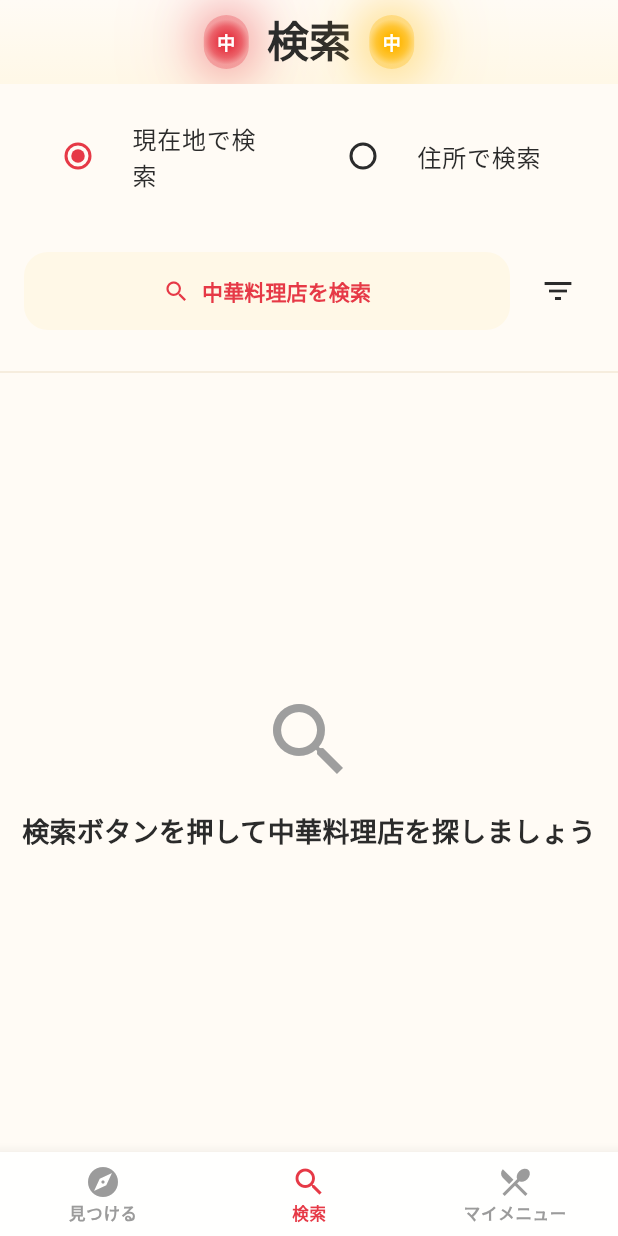
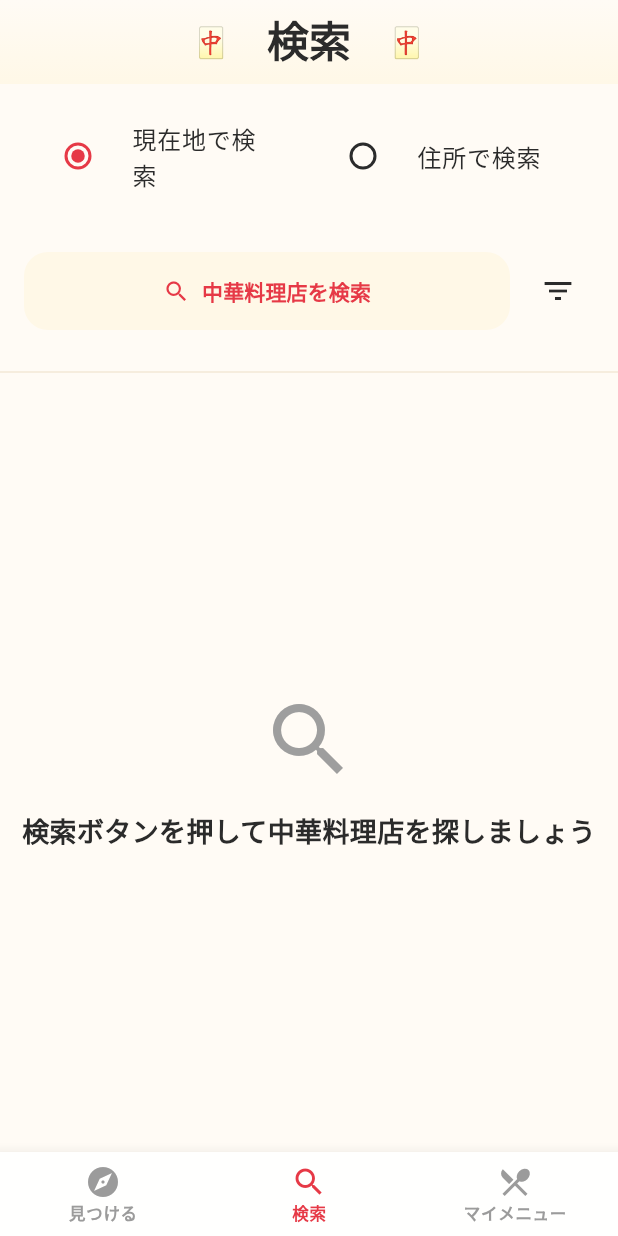
Before and after one commit to t0m0m0/chinese_food_app, a Flutter app: the screen it shows after launch, item 2 of the bottom bar chosen, on a phone screen of 412 x 824 dp. Run offline on Flutter 3.47's test engine with Material 3 defaults, Android fonts, the phone set to English and light mode, and no system bars; our stand-ins replace cached_network_image, drift, flutter_card_swiper, flutter_dotenv, flutter_secure_storage, geocoding and 7 more; missing offline and left inert: app_settings; accounts and stored records are empty; generated files the repository leaves out were written again; network calls fail; Roboto replaces fonts that are missing (Zen Maru Gothic).

Commit message:
refactor: タブUIの装飾デザインを改善
## 変更内容

### 提灯装飾（lanternDecoration）
- 「中」の文字を🀄️（麻雀牌）に変更
- 背景グラデーションとシャドウを削除しシンプル化
- デフォルトサイズを60→120に変更

### 検索タブ
- 🀄️装飾のサイズを50に設定（視認性向上）

### 見つけるタブ
- タイトルを「スワイプ」→「見つける」に変更
- 🍺（ビール）と🥟（餃子）の装飾を追加
- 装飾サイズは30に設定

## デザイン統一
- 全タブで装飾付きタイトルデザインを採用
- 町中華らしい親しみやすいUIを実現

🤖 Generated with [Claude Code](https://claude.com/claude-code)

Co-Authored-By: Claude Sonnet 4.5 <noreply@anthropic.com>

```diff
--- a/lib/core/theme/decorative_elements.dart
+++ b/lib/core/theme/decorative_elements.dart
@@ -148,29 +148,16 @@ class DecorativeElements {
 
   /// 提灯風の装飾円
   static Widget lanternDecoration({
-    double size = 60,
+    double size = 120,
     Color color = AppTheme.primaryRed,
   }) {
-    return Container(
+    return SizedBox(
       width: size,
-      height: size * 1.2,
-      decoration: BoxDecoration(
-        gradient: RadialGradient(
-          colors: [
-            color,
-            color.withValues(alpha: 0.7),
-            color.withValues(alpha: 0.3),
-          ],
-          stops: const [0.3, 0.7, 1.0],
-        ),
-        borderRadius: BorderRadius.circular(size / 2),
-        boxShadow: AppTheme.glowEffect(color),
-      ),
+      height: size,
       child: Center(
         child: Text(
-          '中',
+          '🀄️',
           style: AppTheme.headlineSmall.copyWith(
-            color: AppTheme.surfaceWhite,
             fontWeight: FontWeight.w900,
             fontSize: size * 0.4,
           ),
--- a/lib/presentation/pages/search/search_page.dart
+++ b/lib/presentation/pages/search/search_page.dart
@@ -129,7 +129,7 @@ class _SearchPageState extends State<SearchPage> {
             mainAxisSize: MainAxisSize.min,
             children: [
               DecorativeElements.lanternDecoration(
-                  size: 30, color: AppTheme.primaryRed),
+                  size: 50, color: AppTheme.primaryRed),
               const SizedBox(width: 12),
               Text(
                 '検索',
@@ -139,7 +139,7 @@ class _SearchPageState extends State<SearchPage> {
               ),
               const SizedBox(width: 12),
               DecorativeElements.lanternDecoration(
-                  size: 30, color: AppTheme.secondaryYellow),
+                  size: 50, color: AppTheme.secondaryYellow),
             ],
           ),
           flexibleSpace: Container(
```
Also changed, not shown: lib/presentation/pages/swipe/swipe_page.dart (+14 -5 lines).
